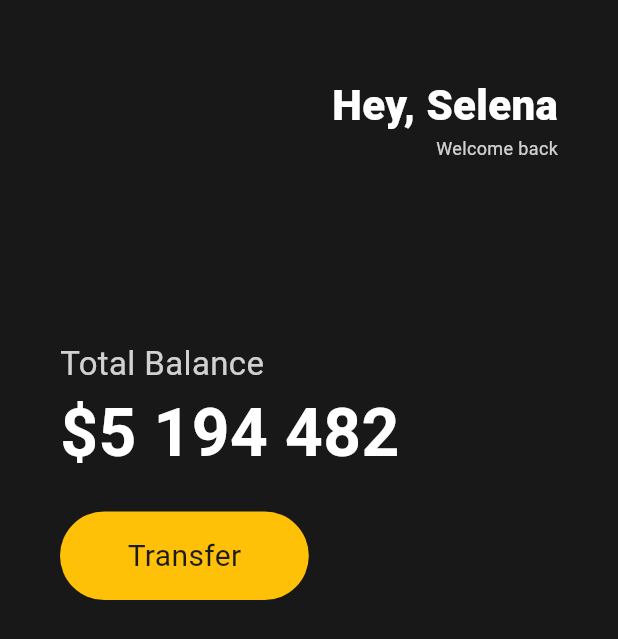
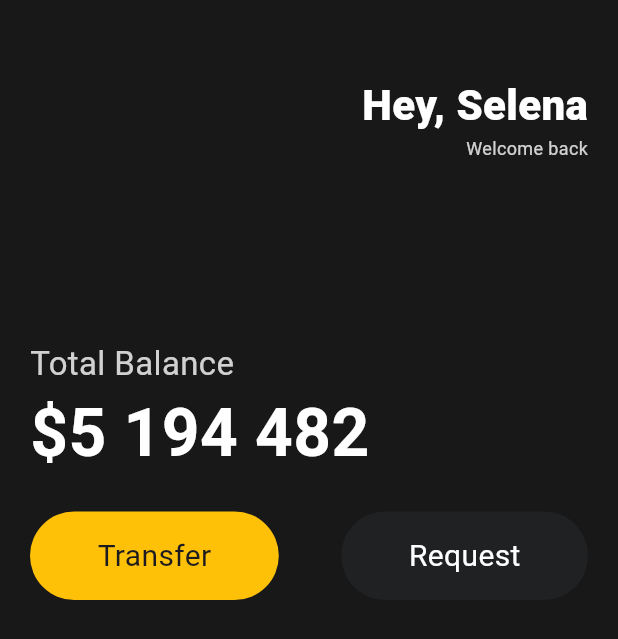
Before and after one commit to KimJJRoSY/flutter_study, a Flutter app: the screen it shows after launch, on a phone screen of 412 x 824 dp. Shown: the top 639 px of the screen. Run offline on Flutter 3.47's test engine with Material 3 defaults, Android fonts, the phone set to English and light mode, and no system bars.

Commit message:
ui: 새로운  버튼 추가 후 정렬

```diff
--- a/lib/main.dart
+++ b/lib/main.dart
@@ -15,7 +15,7 @@ class App extends StatelessWidget {
           // 전체 ui 상하좌우에 패딩값 줌
           // padding: EdgeInsets.all(10),
           //수평(가로)에 패딩 줌
-          padding: EdgeInsets.symmetric(horizontal: 40),
+          padding: EdgeInsets.symmetric(horizontal: 20),
           // column은 서로를 위 아래에 놓고 싶을 때 사용
           child: Column(
             crossAxisAlignment: CrossAxisAlignment.start,
@@ -71,6 +71,7 @@ class App extends StatelessWidget {
               ),
               const SizedBox(height: 20),
               Row(
+                mainAxisAlignment: MainAxisAlignment.spaceBetween,
                 children: [
                   Container(
                       decoration: BoxDecoration(
@@ -91,6 +92,26 @@ class App extends StatelessWidget {
                           ),
                         ),
                       )),
+                  Container(
+                      decoration: BoxDecoration(
+                        color: const Color(0xFF1F2123),
+                        borderRadius: BorderRadius.circular(45),
+                      ),
+                      child: Padding(
+                        padding: EdgeInsets.symmetric(
+                          // 상하에 넣을 패딩값이 25
+                          vertical: 15,
+                          // 좌우가 horizontal
+                          horizontal: 45,
+                        ),
+                        child: Text(
+                          'Request',
+                          style: TextStyle(
+                            fontSize: 20,
+                            color: Colors.white,
+                          ),
+                        ),
+                      )),
                 ],
               )
             ],
```
